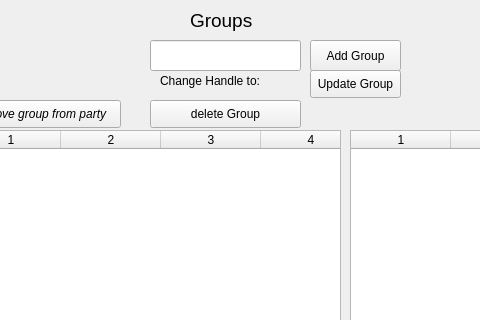
This is ui/EditPartyUI.ui in sourcery-ai-experiments/jaar as Qt 5 draws it before an edit; both pictures show x 570 to 1050 and y 0 to 320 of the 1199 by 771 pixel window. The edited form follows.
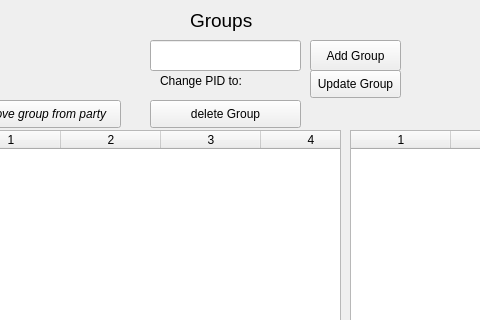
This is the edited form.

```diff
--- a/ui/EditPartyUI.ui
+++ b/ui/EditPartyUI.ui
@@ -287,7 +287,7 @@
     </rect>
    </property>
    <property name="text">
-    <string>Change Handle to:</string>
+    <string>Change PID to:</string>
    </property>
    <property name="wordWrap">
     <bool>true</bool>
```
